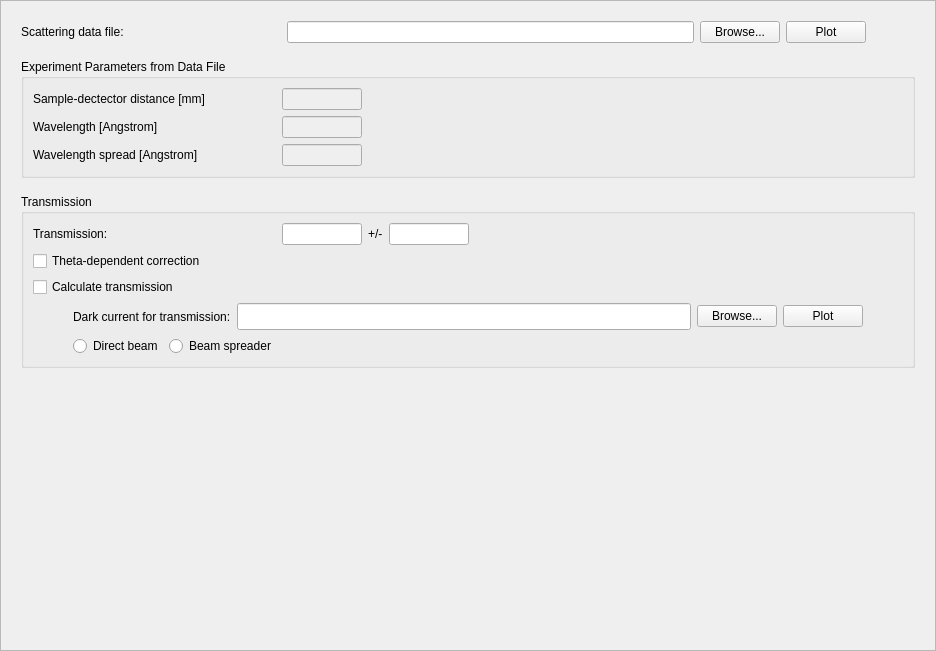
mantidproject/mantid, file Code/Mantid/scripts/Interface/ui/sans/hfir_sample_data.ui: the form before one commit.
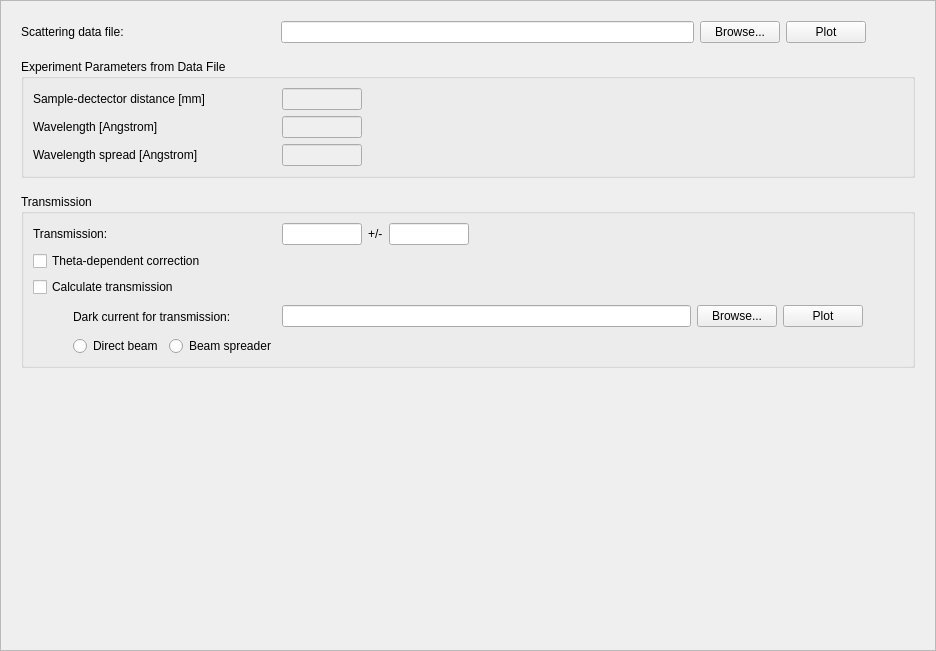
The form after the commit.

What changed in the file:
```diff
--- a/Code/Mantid/scripts/Interface/ui/sans/hfir_sample_data.ui
+++ b/Code/Mantid/scripts/Interface/ui/sans/hfir_sample_data.ui
@@ -78,7 +78,7 @@
            </property>
            <property name="sizeHint" stdset="0">
             <size>
-             <width>85</width>
+             <width>79</width>
              <height>20</height>
             </size>
            </property>
@@ -612,13 +612,13 @@
                 </property>
                 <property name="minimumSize">
                  <size>
-                  <width>0</width>
+                  <width>203</width>
                   <height>27</height>
                  </size>
                 </property>
                 <property name="maximumSize">
                  <size>
-                  <width>16777215</width>
+                  <width>203</width>
                   <height>27</height>
                  </size>
                 </property>
@@ -638,7 +638,7 @@
                 <property name="minimumSize">
                  <size>
                   <width>300</width>
-                  <height>27</height>
+                  <height>0</height>
                  </size>
                 </property>
                 <property name="maximumSize">
```
